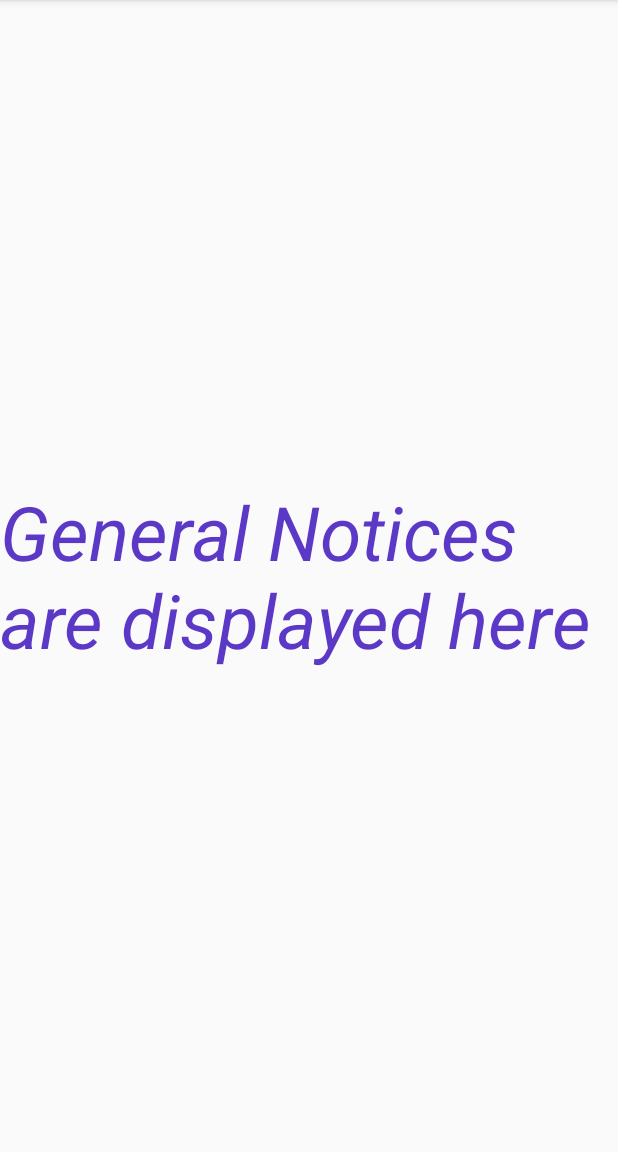
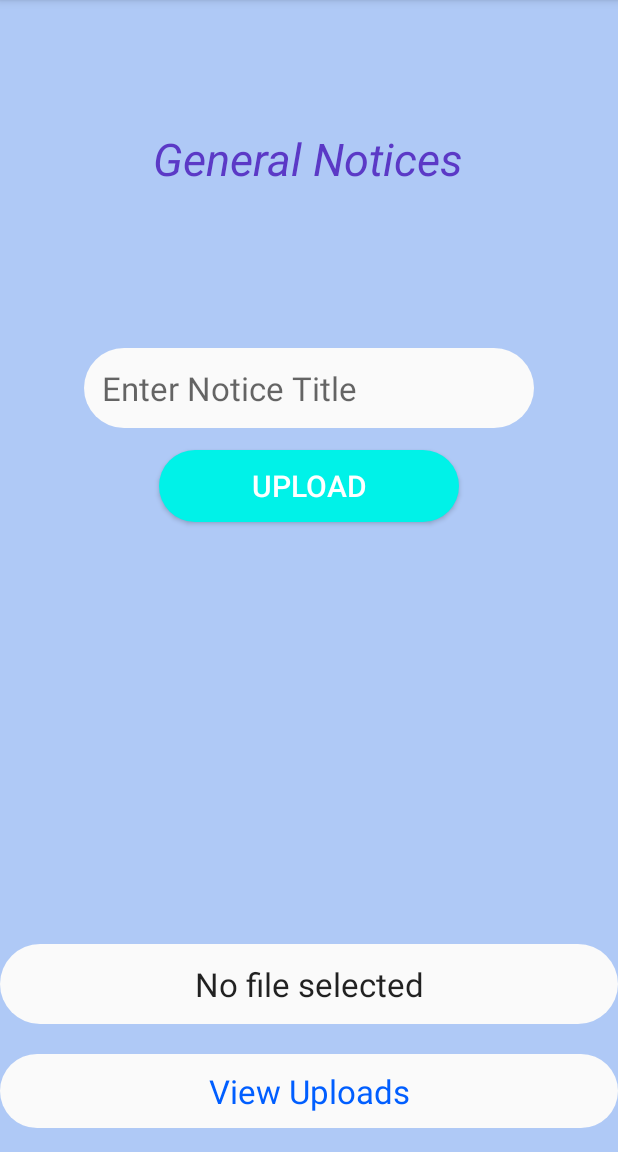
Before and after one commit to Rakibul39/Smart_College, an Android app: the Menu_Gnotice screen opened directly, with no data from a screen before it, on a phone screen of 412 x 824 dp, the part 84-1236 px from its top. Run offline under Robolectric (Android 15) with nearby library versions, the phone set to English and light mode, and no system bars; our stand-ins replace Firebase (no records; nobody signed in at launch, a user with empty details on screens opened directly).

Commit message:
updated on 20-05-19

```diff
--- a/app/src/main/AndroidManifest.xml
+++ b/app/src/main/AndroidManifest.xml
@@ -13,6 +13,7 @@
         android:theme="@style/AppTheme">
         <activity android:name=".EditProfilePage"></activity>
         <activity android:name=".SlideHelper" />
+        <activity android:name=".RegisterPage" />
         <activity android:name=".Menu_Croutine" />
         <activity android:name=".Menu_Gnotice" />
         <activity android:name=".Menu_EduFile" />
--- /dev/null
+++ b/app/src/main/java/com/example/smartcollege/Constants.java
@@ -0,0 +1,6 @@
+package com.example.smartcollege;
+
+public class Constants {
+    public static final String STORAGE_PATH_UPLOADS = "uploads/";
+    public static final String DATABASE_PATH_UPLOADS = "uploads";
+}
--- a/app/src/main/java/com/example/smartcollege/MainActivity.java
+++ b/app/src/main/java/com/example/smartcollege/MainActivity.java
@@ -34,7 +34,7 @@ public class MainActivity extends AppCompatActivity {
             @Override
             public void run() {
                 //Do any action here. Now we are moving to next page
-                Intent mySuperIntent = new Intent(MainActivity.this, LoginPage.class);
+                Intent mySuperIntent = new Intent(MainActivity.this, Navigation_Drawer.class);
                 startActivity(mySuperIntent);
                 /* This 'finish()' is for exiting the app when back button pressed
                  *  from Home page which is ActivityHome
--- a/app/src/main/java/com/example/smartcollege/Menu_Gnotice.java
+++ b/app/src/main/java/com/example/smartcollege/Menu_Gnotice.java
@@ -1,13 +1,153 @@
 package com.example.smartcollege;
 
+import android.Manifest;
+import android.app.ProgressDialog;
+import android.content.Intent;
+import android.content.pm.PackageManager;
+import android.net.Uri;
+import android.os.Build;
+import android.provider.Settings;
+import android.provider.SyncStateContract;
+import android.support.annotation.NonNull;
+import android.support.annotation.Nullable;
+import android.support.v4.content.ContextCompat;
 import android.support.v7.app.AppCompatActivity;
 import android.os.Bundle;
+import android.view.View;
+import android.widget.Button;
+import android.widget.EditText;
+import android.widget.ProgressBar;
+import android.widget.TextView;
+import android.widget.Toast;
 
-public class Menu_Gnotice extends AppCompatActivity {
+import com.google.android.gms.tasks.OnFailureListener;
+import com.google.android.gms.tasks.OnSuccessListener;
+import com.google.android.gms.tasks.Task;
+import com.google.firebase.database.DatabaseReference;
+import com.google.firebase.database.FirebaseDatabase;
+import com.google.firebase.storage.FirebaseStorage;
+import com.google.firebase.storage.OnProgressListener;
+import com.google.firebase.storage.StorageReference;
+import com.google.firebase.storage.UploadTask;
+
+public class Menu_Gnotice extends AppCompatActivity implements View.OnClickListener {
+
+    //this is the pic pdf code used in file chooser
+    final static int PICK_PDF_CODE = 2342;
+
+    //these are the views
+    TextView textViewStatus;
+    EditText editTextFilename;
+    ProgressBar progressBar;
+
+    //the firebase objects for storage and database
+    StorageReference mStorageReference;
+    DatabaseReference mDatabaseReference;
 
     @Override
     protected void onCreate(Bundle savedInstanceState) {
         super.onCreate(savedInstanceState);
         setContentView(R.layout.menu_gnotice);
+
+
+        //getting firebase objects
+        mStorageReference = FirebaseStorage.getInstance().getReference();
+        mDatabaseReference = FirebaseDatabase.getInstance().getReference(SyncStateContract.Constants.CONTENT_DIRECTORY);
+
+        //getting the views
+        textViewStatus = (TextView) findViewById(R.id.textViewStatus);
+        editTextFilename = (EditText) findViewById(R.id.editTextFileName);
+        progressBar = (ProgressBar) findViewById(R.id.progressbar);
+
+        //attaching listeners to views
+        findViewById(R.id.buttonUploadFile).setOnClickListener(this);
+        findViewById(R.id.textViewUploads).setOnClickListener(this);
+    }
+
+    //this function will get the pdf from the storage
+    private void getPDF() {
+        //for greater than lolipop versions we need the permissions asked on runtime
+        //so if the permission is not available user will go to the screen to allow storage permission
+        if (Build.VERSION.SDK_INT >= Build.VERSION_CODES.M && ContextCompat.checkSelfPermission(this,
+                Manifest.permission.READ_EXTERNAL_STORAGE)
+                != PackageManager.PERMISSION_GRANTED) {
+            Intent intent = new Intent(Settings.ACTION_APPLICATION_DETAILS_SETTINGS,
+                    Uri.parse("package:" + getPackageName()));
+            startActivity(intent);
+            return;
+        }
+
+        //creating an intent for file chooser
+        Intent intent = new Intent();
+        intent.setType("application/pdf");
+        intent.setAction(Intent.ACTION_GET_CONTENT);
+        startActivityForResult(Intent.createChooser(intent, "Select Picture"), PICK_PDF_CODE);
+    }
+
+
+    @Override
+    protected void onActivityResult(int requestCode, int resultCode, Intent data) {
+        super.onActivityResult(requestCode, resultCode, data);
+        //when the user choses the file
+        if (requestCode == PICK_PDF_CODE && resultCode == RESULT_OK && data != null && data.getData() != null) {
+            //if a file is selected
+            if (data.getData() != null) {
+                //uploading the file
+                uploadFile(data.getData());
+            }else{
+                Toast.makeText(this, "No file chosen", Toast.LENGTH_SHORT).show();
+            }
+        }
+    }
+
+
+    //this method is uploading the file
+    //the code is same as the previous tutorial
+    //so we are not explaining it
+    private void uploadFile(Uri data) {
+        progressBar.setVisibility(View.VISIBLE);
+        StorageReference sRef = mStorageReference.child(Constants.STORAGE_PATH_UPLOADS + System.currentTimeMillis() + ".pdf");
+        sRef.putFile(data)
+                .addOnSuccessListener(new OnSuccessListener<UploadTask.TaskSnapshot>() {
+                    @SuppressWarnings("VisibleForTests")
+                    @Override
+                    public void onSuccess(UploadTask.TaskSnapshot taskSnapshot) {
+                        progressBar.setVisibility(View.GONE);
+                        textViewStatus.setText("File Uploaded Successfully");
+                        Task<Uri> uri = taskSnapshot.getStorage().getDownloadUrl();
+                        while(!uri.isComplete());
+                        Uri url = uri.getResult();
+
+                        Upload upload = new Upload(editTextFilename.getText().toString(), url.toString());
+                        mDatabaseReference.child(mDatabaseReference.push().getKey()).setValue(upload);
+                    }
+                })
+                .addOnFailureListener(new OnFailureListener() {
+                    @Override
+                    public void onFailure(@NonNull Exception exception) {
+                        Toast.makeText(getApplicationContext(), exception.getMessage(), Toast.LENGTH_LONG).show();
+                    }
+                })
+                .addOnProgressListener(new OnProgressListener<UploadTask.TaskSnapshot>() {
+                    @SuppressWarnings("VisibleForTests")
+                    @Override
+                    public void onProgress(UploadTask.TaskSnapshot taskSnapshot) {
+                        double progress = (100.0 * taskSnapshot.getBytesTransferred()) / taskSnapshot.getTotalByteCount();
+                        textViewStatus.setText((int) progress + "% Uploading...");
+                    }
+                });
+
+    }
+
+    @Override
+    public void onClick(View view) {
+        switch (view.getId()) {
+            case R.id.buttonUploadFile:
+                getPDF();
+                break;
+            case R.id.textViewUploads:
+                //startActivity(new Intent(this, ViewUploadActivity.class));
+                break;
+        }
     }
 }
--- a/app/src/main/res/layout/login_page.xml
+++ b/app/src/main/res/layout/login_page.xml
@@ -22,8 +22,8 @@
 
     <ImageView
         android:id="@+id/iv_user"
-        android:layout_width="300dp"
-        android:layout_height="200dp"
+        android:layout_width="220dp"
+        android:layout_height="150dp"
         android:layout_alignParentTop="true"
         android:layout_centerHorizontal="true"
         android:layout_marginTop="100dp"
@@ -62,7 +62,7 @@
         android:layout_below="@id/btn_login"
         android:layout_centerHorizontal="true"
         android:layout_marginTop="20dp"
-        android:text="Register Me"
+        android:text="Are you new user? Click here for Sign up"
         android:textColor="#faffff"
         android:textSize="20sp" />
 
--- a/app/src/main/res/layout/menu_gnotice.xml
+++ b/app/src/main/res/layout/menu_gnotice.xml
@@ -4,14 +4,78 @@
     xmlns:tools="http://schemas.android.com/tools"
     android:layout_width="match_parent"
     android:layout_height="match_parent"
+    android:background="#afc9f6"
     tools:context=".Menu_Gnotice">
+
     <TextView
         android:layout_width="wrap_content"
         android:layout_height="wrap_content"
-        android:layout_centerInParent="true"
-        android:text="General Notices are displayed here"
-        android:textStyle="italic"
+        android:layout_centerHorizontal="true"
+        android:layout_marginTop="85dp"
+        android:text="General Notices"
         android:textColor="#5b39c6"
-        android:textSize="50sp"/>
+        android:textSize="30sp"
+        android:textStyle="italic" />
+
+    <EditText
+        android:id="@+id/editTextFileName"
+        android:layout_width="300dp"
+        android:layout_height="wrap_content"
+        android:layout_alignParentTop="true"
+        android:layout_centerHorizontal="true"
+        android:layout_marginTop="232dp"
+        android:textSize="22sp"
+        android:background="@drawable/edit_text_style"
+        android:hint="Enter Notice Title" />
+
+    <Button
+        android:id="@+id/buttonUploadFile"
+        android:layout_width="200dp"
+        android:layout_height="wrap_content"
+        android:layout_alignParentTop="true"
+        android:layout_centerHorizontal="true"
+        android:layout_marginTop="300dp"
+        android:text="Upload"
+        android:textSize="20sp"
+        android:textColor="#ffffff"
+        android:background="@drawable/rounded_button"/>
+
+    <LinearLayout
+        android:layout_width="match_parent"
+        android:layout_height="wrap_content"
+        android:layout_alignParentBottom="true"
+        android:orientation="vertical">
+
+
+        <ProgressBar
+            android:id="@+id/progressbar"
+            android:layout_width="wrap_content"
+            android:layout_height="wrap_content"
+            android:layout_gravity="center_horizontal"
+            android:visibility="gone" />
+
+        <TextView
+            android:id="@+id/textViewStatus"
+            android:layout_width="match_parent"
+            android:layout_height="wrap_content"
+            android:layout_marginBottom="20dp"
+            android:background="@drawable/edit_text_style"
+            android:text="No file selected"
+            android:textAlignment="center"
+            android:textAppearance="@style/Base.TextAppearance.AppCompat.Large" />
+
+        <TextView
+            android:id="@+id/textViewUploads"
+            android:layout_width="match_parent"
+            android:layout_height="wrap_content"
+            android:padding="10dp"
+            android:text="View Uploads"
+            android:textAlignment="center"
+            android:layout_marginBottom="16dp"
+            android:background="@drawable/edit_text_style"
+            android:textAppearance="@style/Base.TextAppearance.AppCompat.Large"
+            android:textColor="@color/cyan_blue" />
+
+    </LinearLayout>
 
 </RelativeLayout>
```
Also changed, not shown: app/src/main/java/com/example/smartcollege/LoginPage.java (+5 -4 lines), app/src/main/java/com/example/smartcollege/Navigation_Drawer.java (+20 -3 lines), app/src/main/java/com/example/smartcollege/RegisterPage.java (added, +162 -0 lines), app/src/main/java/com/example/smartcollege/Upload.java (added, +25 -0 lines), app/src/main/res/layout/edit_profile_page.xml (+9 -32 lines), app/src/main/res/layout/register_page.xml (added, +128 -0 lines).
